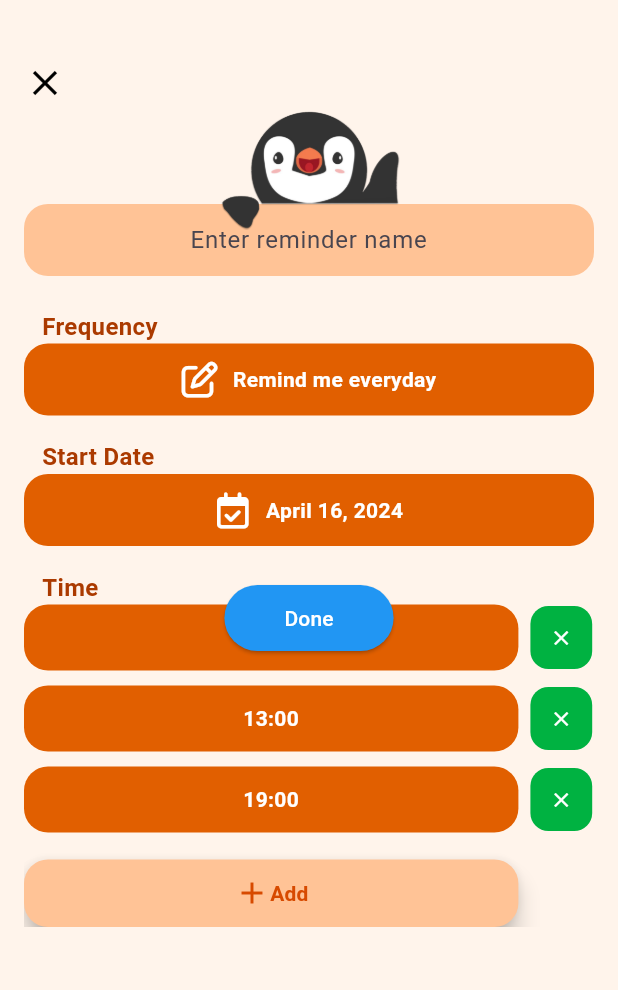
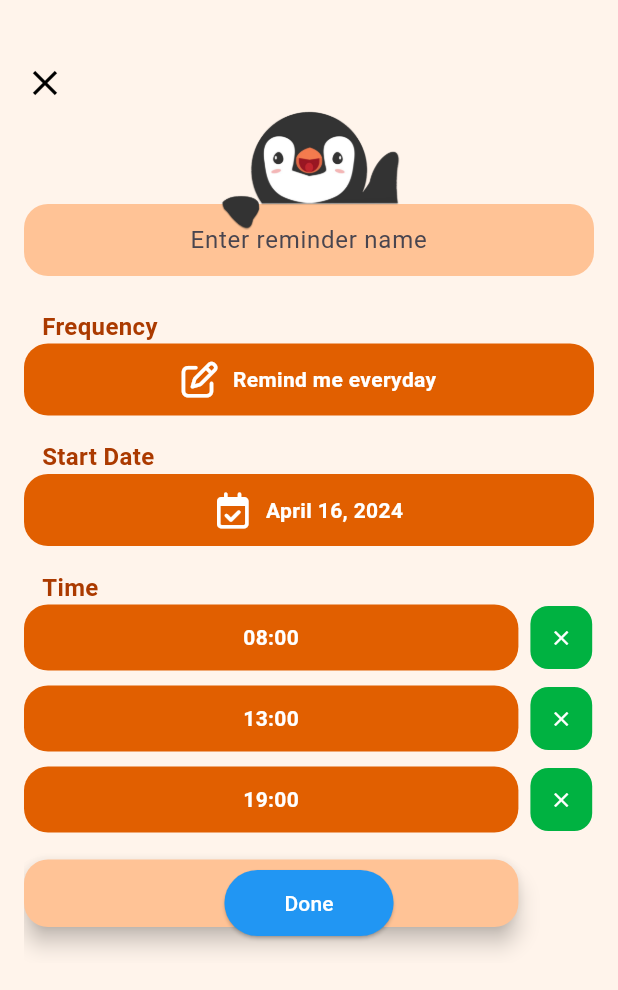
Before and after one commit to YZ1GO/L.EIC017_ES_PRJ, a Flutter app: the AddReminderPage screen opened directly, on a phone screen of 412 x 824 dp. Shown: the top 990 px of the screen. Run offline on Flutter 3.47's test engine with Material 3 defaults, Android fonts, the phone set to English and light mode, and no system bars; our stand-ins replace firebase_core, firebase_database, flutter_local_notifications, font_awesome_flutter, permission_handler, shared_preferences and 1 more; accounts and stored records are empty.

Commit message:
fixed overlaying box due to stack and singlechildscrollview

```diff
--- a/app/lib/screens/add_reminder_screen.dart
+++ b/app/lib/screens/add_reminder_screen.dart
@@ -142,9 +142,7 @@ class _AddReminderPageState extends State<AddReminderPage> {
   Widget build(BuildContext context) {
     return Scaffold(
       backgroundColor: const Color.fromRGBO(255, 244, 235, 1),
-      body: Stack(
-        children: [
-          SingleChildScrollView(
+      body: SingleChildScrollView(
         padding: const EdgeInsets.all(16.0),
         child: Stack(
           children: [
@@ -339,6 +337,7 @@ class _AddReminderPageState extends State<AddReminderPage> {
                     ),
                   ),
                 ),
+                const SizedBox(height: 24.0), // Added some spacing at the bottom
               ],
             ),
             Positioned(
@@ -361,19 +360,18 @@ class _AddReminderPageState extends State<AddReminderPage> {
             Positioned(
               top: 17,
               left: (MediaQuery.of(context).size.width - 150) / 2,
-                  child: GestureDetector(
-                    onTap: () {}, // Add any onTap logic if needed
               child: Image.asset(
                   'assets/icons/pingu-transparent-shadow.png',
                   width: 120,
                   height: 120,
               ),
             ),
-                ),
-              ],
-            ),
-          ),
-          Center(
+            Positioned(
+              bottom: 16,
+              left: 0,
+              right: 0,
+              child: Align(
+                alignment: Alignment.bottomCenter,
                 child: ElevatedButton(
                   onPressed: () {
                     // Handle saving reminder here
@@ -389,10 +387,13 @@ class _AddReminderPageState extends State<AddReminderPage> {
                   ),
                 ),
               ),
+            ),
           ],
+        ),
       ),
     );
   }
+
 
   void _saveReminder() {
     // Implement saving reminder logic here
```
Lines whose indentation alone changed are shown as unchanged.
